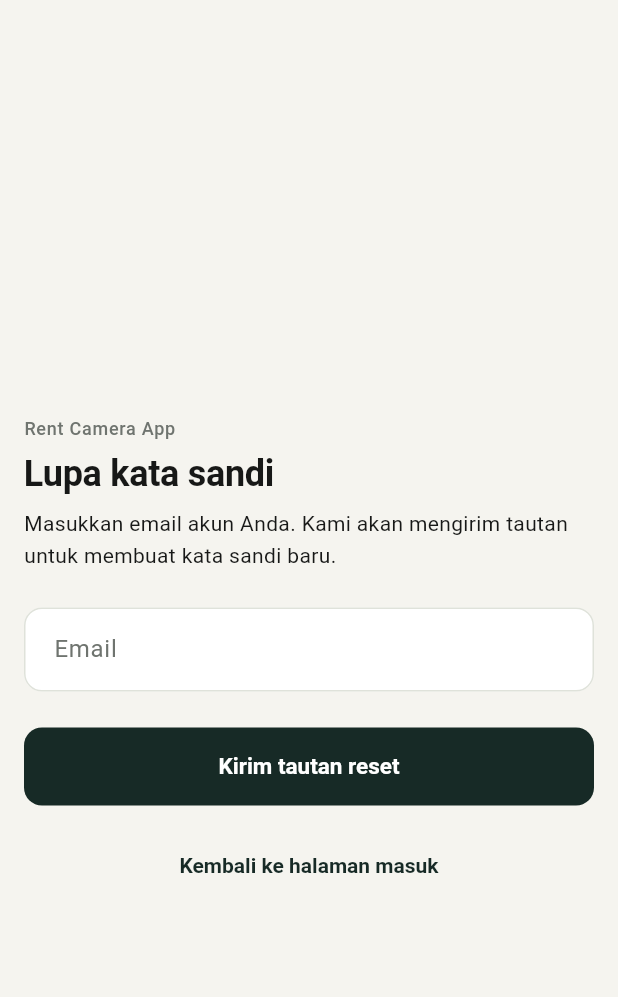
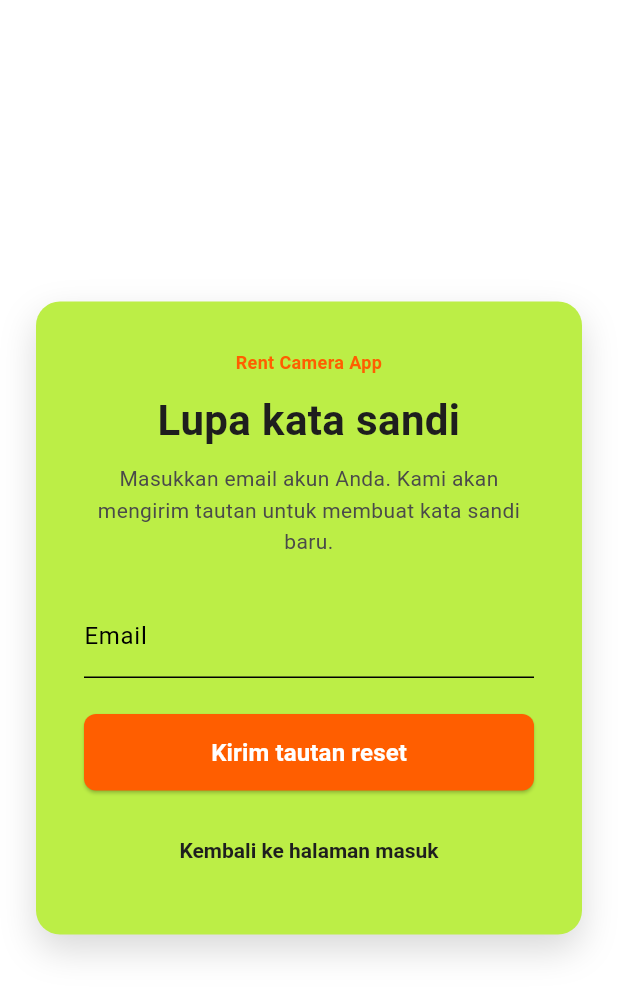
Before and after one commit to CodingWithFiraz/rent-camera-app, a Flutter app: the screen it shows after launch, after a tap on "Lupa kata sandi?", on a phone screen of 412 x 824 dp. Shown: the top 997 px of the screen. Run offline on Flutter 3.47's test engine with Material 3 defaults, Android fonts, the phone set to English and light mode, and no system bars; our stand-ins replace cloud_firestore, firebase_auth, firebase_core, firebase_storage, flutter_riverpod, go_router and 2 more; accounts and stored records are empty.

Commit message:
Update UI login dan register dari branch loginregisterforgot

```diff
--- a/lib/features/auth/presentation/forgot_password_screen.dart
+++ b/lib/features/auth/presentation/forgot_password_screen.dart
@@ -6,10 +6,8 @@
 import '../../../core/theme/app_spacing.dart';
 import '../../../core/utils/validators.dart';
 import '../../../core/widgets/app_form_banner.dart';
-import '../../../core/widgets/app_primary_button.dart';
 import '../../../core/widgets/app_text_field.dart';
 import 'auth_controller.dart';
-import 'widgets/auth_form_layout.dart';
 
 /// Layar lupa kata sandi: mengirim email reset melalui Firebase Auth.
 class ForgotPasswordScreen extends ConsumerStatefulWidget {
@@ -52,18 +50,71 @@
 
   @override
   Widget build(BuildContext context) {
+    // Definisi Warna
+    const Color limeGreenBox = Color(0xFFBCEE46);
+    const Color charcoalText = Color(0xFF1E1E1E);
+    const Color mutedGray = Color(0xFF4A4A4A);
+    const Color customOrangeButton = Color.fromARGB(255, 255, 94, 0);
+
     final authState = ref.watch(authControllerProvider);
     final isSubmitting = authState.isSubmitting;
     final errorMessage = authState.errorMessage;
     final noticeMessage = authState.noticeMessage;
 
-    return AuthFormLayout(
-      showBackButton: true,
-      title: 'Lupa kata sandi',
-      subtitle:
-          'Masukkan email akun Anda. Kami akan mengirim tautan untuk membuat '
-          'kata sandi baru.',
-      children: <Widget>[
+    return Scaffold(
+      backgroundColor: Colors.white,
+      body: Center(
+        child: SingleChildScrollView(
+          padding: const EdgeInsets.all(24.0),
+          child: ConstrainedBox(
+            constraints: const BoxConstraints(maxWidth: 480),
+            child: Container(
+              padding: const EdgeInsets.all(32.0),
+              decoration: BoxDecoration(
+                color: limeGreenBox,
+                borderRadius: BorderRadius.circular(16),
+                boxShadow: [
+                  BoxShadow(
+                    color: Colors.black.withOpacity(0.15),
+                    blurRadius: 20,
+                    offset: const Offset(0, 10),
+                  ),
+                ],
+              ),
+              child: Column(
+                crossAxisAlignment: CrossAxisAlignment.stretch,
+                mainAxisSize: MainAxisSize.min,
+                children: [
+                  const Text(
+                    'Rent Camera App',
+                    textAlign: TextAlign.center,
+                    style: TextStyle(
+                      color: Color.fromARGB(255, 255, 94, 0),
+                      fontSize: 12,
+                      fontWeight: FontWeight.w700,
+                    ),
+                  ),
+                  const SizedBox(height: 8),
+                  const Text(
+                    'Lupa kata sandi',
+                    textAlign: TextAlign.center,
+                    style: TextStyle(
+                      color: charcoalText,
+                      fontSize: 28,
+                      fontWeight: FontWeight.bold,
+                    ),
+                  ),
+                  const SizedBox(height: 8),
+                  const Text(
+                    'Masukkan email akun Anda. Kami akan mengirim tautan untuk membuat kata sandi baru.',
+                    textAlign: TextAlign.center,
+                    style: TextStyle(
+                      color: mutedGray,
+                      fontSize: 14,
+                    ),
+                  ),
+                  const SizedBox(height: 24),
+
                   if (errorMessage != null) ...<Widget>[
                     AppFormBanner.error(errorMessage),
                     const SizedBox(height: AppSpacing.lg),
@@ -72,8 +123,13 @@
                     AppFormBanner.notice(noticeMessage),
                     const SizedBox(height: AppSpacing.lg),
                   ],
+
                   Form(
                     key: _formKey,
+                    child: Theme(
+                      data: ThemeData.light().copyWith(
+                        colorScheme: const ColorScheme.light(primary: customOrangeButton),
+                      ),
                       child: AppTextField(
                         controller: _emailController,
                         label: 'Email',
@@ -85,25 +141,63 @@
                         onFieldSubmitted: (_) => _submit(),
                       ),
                     ),
+                  ),
                   const SizedBox(height: AppSpacing.xl),
-        AppPrimaryButton(
-          label: 'Kirim tautan reset',
-          onPressed: _submit,
-          isLoading: isSubmitting,
+
+                  // Tombol dengan Background Custom Orange dan Teks Hitam
+                  ElevatedButton(
+                    style: ElevatedButton.styleFrom(
+                      backgroundColor: customOrangeButton,
+                      foregroundColor: charcoalText,
+                      padding: const EdgeInsets.symmetric(vertical: 16),
+                      shape: RoundedRectangleBorder(
+                        borderRadius: BorderRadius.circular(8),
+                      ),
+                    ),
+                    onPressed: isSubmitting ? null : _submit,
+                    child: isSubmitting
+                        ? SizedBox(
+                            height: 20,
+                            width: 20,
+                            child: CircularProgressIndicator(
+                              strokeWidth: 2,
+                              color: charcoalText,
+                            ),
+                          )
+                        : const Text(
+                            'Kirim tautan reset',
+                            style: TextStyle(
+                              fontWeight: FontWeight.bold,
+                              fontSize: 16,
+                              color: Color.fromARGB(255, 255, 255, 255),
+                            ),
+                          ),
                   ),
                   const SizedBox(height: AppSpacing.lg),
-        Wrap(
-          alignment: WrapAlignment.center,
+
+                  Row(
+                    mainAxisAlignment: MainAxisAlignment.center,
                     children: <Widget>[
                       TextButton(
                         onPressed: isSubmitting
                             ? null
                             : () => context.go(AppRoutes.login),
-              child: const Text('Kembali ke halaman masuk'),
+                        child: const Text(
+                          'Kembali ke halaman masuk',
+                          style: TextStyle(
+                            color: charcoalText,
+                            fontWeight: FontWeight.bold,
+                          ),
+                        ),
                       ),
                     ],
                   ),
                 ],
+              ),
+            ),
+          ),
+        ),
+      ),
     );
   }
 }
--- a/lib/features/auth/presentation/login_screen.dart
+++ b/lib/features/auth/presentation/login_screen.dart
@@ -130,7 +130,10 @@
                   const Text(
                     'Masuk untuk melihat katalog alat dan mengirim permintaan sewa.',
                     textAlign: TextAlign.center,
-                    style: TextStyle(color: mutedGray, fontSize: 14),
+                    style: TextStyle(
+                      color: mutedGray,
+                      fontSize: 14,
+                    ),
                   ),
                   const SizedBox(height: 24),
 
@@ -146,10 +149,8 @@
                         crossAxisAlignment: CrossAxisAlignment.stretch,
                         children: <Widget>[
                           Theme(
-                            data: ThemeData.dark().copyWith(
-                              colorScheme: const ColorScheme.dark(
-                                primary: customOrangeButton,
-                              ),
+                            data: ThemeData.light().copyWith(
+                              colorScheme: const ColorScheme.light(primary: customOrangeButton),
                             ),
                             child: AppTextField(
                               controller: _identifierController,
@@ -170,10 +171,8 @@
                           ),
                           const SizedBox(height: AppSpacing.fieldGap),
                           Theme(
-                            data: ThemeData.dark().copyWith(
-                              colorScheme: const ColorScheme.dark(
-                                primary: customOrangeButton,
-                              ),
+                            data: ThemeData.light().copyWith(
+                              colorScheme: const ColorScheme.light(primary: customOrangeButton),
                             ),
                             child: AppTextField(
                               controller: _passwordController,
@@ -214,10 +213,7 @@
                           )
                         : const Text(
                             'Masuk',
-                            style: TextStyle(
-                              fontWeight: FontWeight.bold,
-                              fontSize: 16,
-                            ),
+                            style: TextStyle(fontWeight: FontWeight.bold, fontSize: 16, color: Color.fromARGB(255, 254, 253, 253)),
                           ),
                   ),
                   const SizedBox(height: AppSpacing.md),
@@ -233,11 +229,7 @@
                       ),
                     ),
                     onPressed: isSubmitting ? null : _submitWithGoogle,
-                    icon: const Icon(
-                      Icons.account_circle_outlined,
-                      size: 18,
-                      color: customOrangeButton,
-                    ),
+                    icon: const Icon(Icons.account_circle_outlined, size: 18, color: charcoalText),
                     label: const Text('Masuk dengan Google'),
                   ),
 
@@ -251,19 +243,13 @@
                         onPressed: isSubmitting
                             ? null
                             : () => context.go(AppRoutes.forgotPassword),
-                        child: const Text(
-                          'Lupa kata sandi?',
-                          style: TextStyle(color: customOrangeButton),
-                        ),
+                        child: const Text('Lupa kata sandi?', style: TextStyle(color: charcoalText, fontWeight: FontWeight.bold)),
                       ),
                       TextButton(
                         onPressed: isSubmitting
                             ? null
                             : () => context.go(AppRoutes.register),
-                        child: const Text(
-                          'Buat akun',
-                          style: TextStyle(color: customOrangeButton),
-                        ),
+                        child: const Text('Buat akun', style: TextStyle(color: charcoalText, fontWeight: FontWeight.bold)),
                       ),
                     ],
                   ),
```
Also changed, not shown: lib/features/auth/presentation/register_screen.dart (+17 -35 lines), 1 other file. Lines whose indentation alone changed are shown as unchanged.
